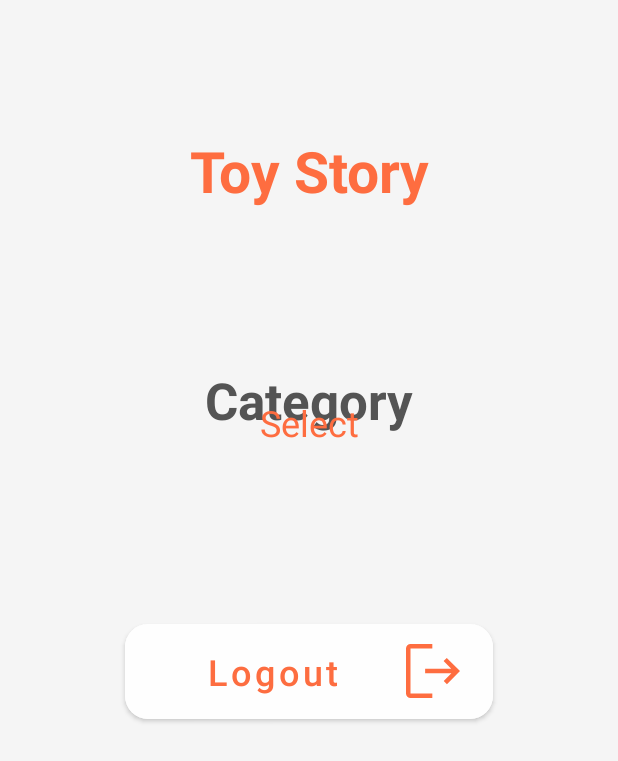
After one commit to Decentralize-Intelligece/Toy_First_Mobile, an Android app: the layout admin_select_category.xml on its own in the app's theme, with its tools: preview values and no code run, on a phone screen of 412 x 824 dp. The commit adds this screen. Shown: the top 761 px of the screen. Run offline under Robolectric (Android 15) with nearby library versions, the phone set to English and light mode, and no system bars.

Commit message:
UI Designs

```diff
--- a/app/src/main/res/layout/admin_dashboard.xml
+++ b/app/src/main/res/layout/admin_dashboard.xml
@@ -43,7 +43,7 @@
                 tools:ignore="MissingConstraints" />
 
             <Button
-                android:id="@+id/button4"
+                android:id="@+id/userLoginButton"
                 android:layout_width="245dp"
                 android:layout_height="75dp"
                 android:layout_marginStart="83dp"
@@ -66,7 +66,7 @@
                 tools:ignore="MissingConstraints" />
 
             <Button
-                android:id="@+id/button5"
+                android:id="@+id/userRegisterButton"
                 android:layout_width="245dp"
                 android:layout_height="75dp"
                 android:layout_marginStart="83dp"
--- /dev/null
+++ b/app/src/main/res/layout/admin_select_category.xml
@@ -0,0 +1,95 @@
+<?xml version="1.0" encoding="utf-8"?>
+<LinearLayout xmlns:android="http://schemas.android.com/apk/res/android"
+    xmlns:app="http://schemas.android.com/apk/res-auto"
+    xmlns:tools="http://schemas.android.com/tools"
+    android:layout_width="match_parent"
+    android:layout_height="match_parent"
+    android:background="#F5F5F5"
+    >
+
+    <androidx.constraintlayout.widget.ConstraintLayout
+        android:layout_width="match_parent"
+        android:layout_height="match_parent">
+
+
+        <androidx.constraintlayout.widget.ConstraintLayout
+            android:layout_width="match_parent"
+            android:layout_height="match_parent"
+            tools:layout_editor_absoluteX="-136dp"
+            tools:layout_editor_absoluteY="-61dp">
+
+            <Button
+                android:id="@+id/button6"
+                android:layout_width="245dp"
+                android:layout_height="75dp"
+                android:layout_marginStart="83dp"
+                android:layout_marginEnd="83dp"
+                android:backgroundTint="#FEFEFE"
+                android:backgroundTintMode="src_in"
+                android:text="Logout"
+                android:textAllCaps="false"
+                android:textColor="#FD6D40"
+                android:textSize="24sp"
+                app:cornerRadius="15dp"
+                app:icon="@drawable/logout"
+                app:iconGravity="end"
+                app:iconPadding="0dp"
+                app:iconTint="#FE6D40"
+                app:layout_constraintBottom_toBottomOf="parent"
+                app:layout_constraintEnd_toEndOf="parent"
+                app:layout_constraintHorizontal_bias="0.0"
+                app:layout_constraintStart_toStartOf="parent"
+                app:layout_constraintTop_toTopOf="parent"
+                app:layout_constraintVertical_bias="0.548"
+                tools:ignore="MissingConstraints" />
+
+            <TextView
+                android:id="@+id/textView2"
+                android:layout_width="257dp"
+                android:layout_height="53dp"
+                android:layout_marginTop="244dp"
+                android:text="Category"
+                android:textAlignment="center"
+                android:textColor="#545454"
+                android:textSize="34sp"
+                android:textStyle="bold"
+                app:layout_constraintEnd_toEndOf="parent"
+                app:layout_constraintStart_toStartOf="parent"
+                app:layout_constraintTop_toTopOf="parent" />
+
+            <TextView
+                android:id="@+id/textView"
+                android:layout_width="104dp"
+                android:layout_height="0dp"
+                android:layout_marginBottom="462dp"
+                android:text="Select"
+                android:textAlignment="center"
+                android:textColor="#FE6D40"
+                android:textSize="24sp"
+                app:layout_constraintBottom_toBottomOf="parent"
+                app:layout_constraintEnd_toEndOf="parent"
+                app:layout_constraintStart_toStartOf="parent"
+                app:layout_constraintTop_toBottomOf="@+id/textView4" />
+
+            <TextView
+                android:id="@+id/textView4"
+                android:layout_width="0dp"
+                android:layout_height="0dp"
+                android:layout_marginStart="77dp"
+                android:layout_marginTop="88dp"
+                android:layout_marginEnd="77dp"
+                android:layout_marginBottom="80dp"
+                android:text="Toy Story"
+                android:textAlignment="center"
+                android:textColor="#FE6D40"
+                android:textSize="38sp"
+                android:textStyle="bold"
+                app:layout_constraintBottom_toTopOf="@+id/textView"
+                app:layout_constraintEnd_toEndOf="parent"
+                app:layout_constraintStart_toStartOf="parent"
+                app:layout_constraintTop_toTopOf="parent" />
+
+        </androidx.constraintlayout.widget.ConstraintLayout>
+
+    </androidx.constraintlayout.widget.ConstraintLayout>
+</LinearLayout>
```
Also changed, not shown: app/src/main/res/layout/user_dashboard.xml (added, +78 -0 lines), app/src/main/res/layout/user_login.xml (added, +96 -0 lines), app/src/main/res/layout/user_register.xml (added, +157 -0 lines).
